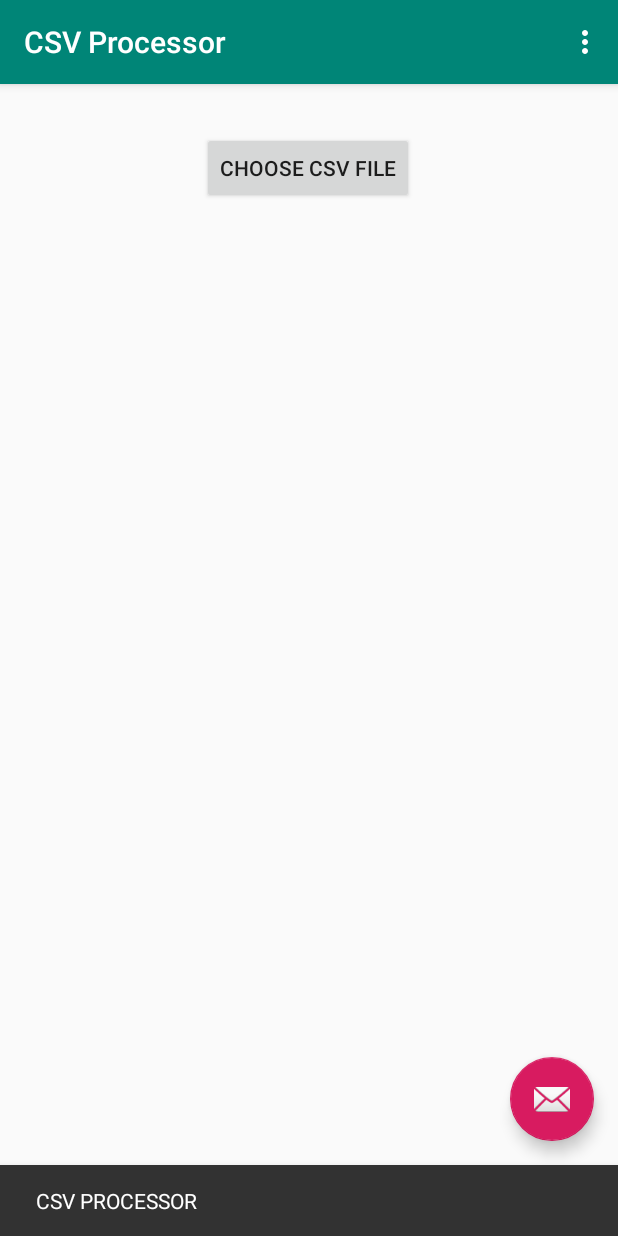
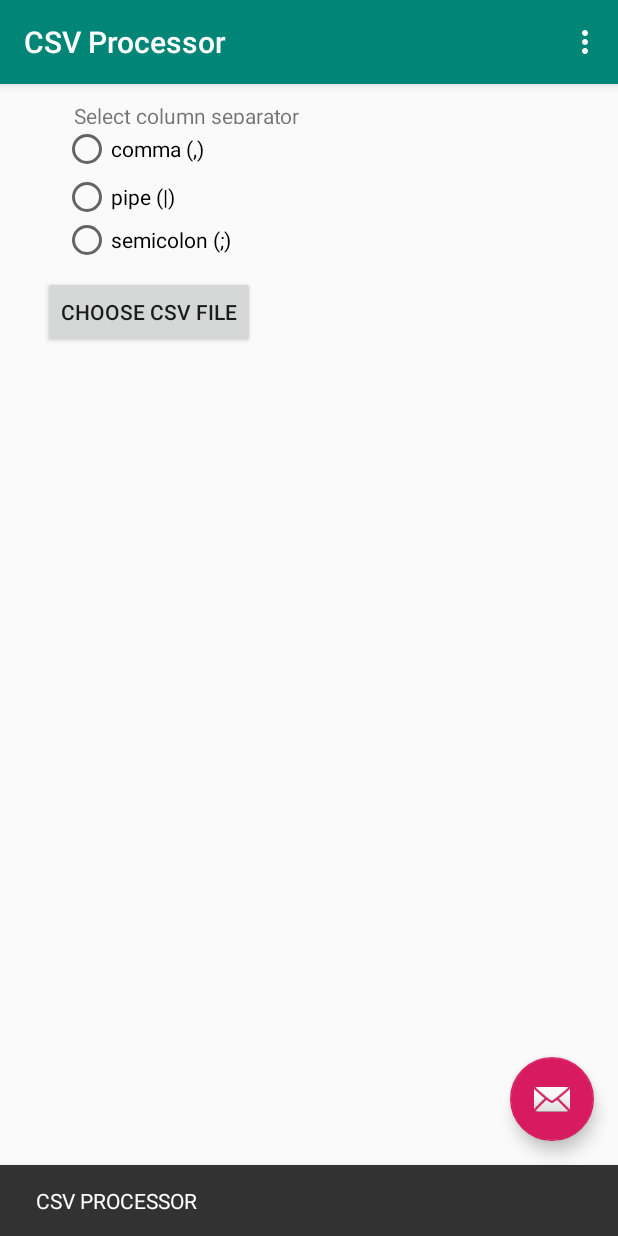
Before and after one commit to leonmuchoki/CSVProcessor, an Android app: the screen it shows after launch (MainActivity), after a tap on "CHOOSE CSV FILE", on a phone screen of 412 x 824 dp. Run offline under Robolectric (Android 15) with nearby library versions, the phone set to English and light mode, and no system bars; libraries missing offline, so code that uses them is left out: com.opencsv; 1 other tap on this screen came first.

Commit message:
feat: dispaly csv data in table layout

```diff
--- a/app/src/main/java/com/muchokileon/csvprocessor/MainActivity.java
+++ b/app/src/main/java/com/muchokileon/csvprocessor/MainActivity.java
@@ -1,5 +1,6 @@
 package com.muchokileon.csvprocessor;
 
+import android.app.ListActivity;
 import android.content.Intent;
 import android.net.Uri;
 import android.os.Bundle;
@@ -10,22 +11,39 @@ import com.google.android.material.snackbar.Snackbar;
 import androidx.appcompat.app.AppCompatActivity;
 import androidx.appcompat.widget.Toolbar;
 
+import android.view.Gravity;
 import android.view.View;
 import android.view.Menu;
 import android.view.MenuItem;
+import android.widget.ArrayAdapter;
 import android.widget.Button;
+import android.widget.ListView;
+import android.widget.RadioButton;
+import android.widget.RadioGroup;
+import android.widget.TableLayout;
+import android.widget.TableRow;
+import android.widget.TextView;
 import android.widget.Toast;
 
+import com.opencsv.CSVParser;
+import com.opencsv.CSVParserBuilder;
 import com.opencsv.CSVReader;
+import com.opencsv.CSVReaderBuilder;
+
 import java.io.IOException;
 import java.io.FileReader;
+import java.util.List;
 
 public class MainActivity extends AppCompatActivity {
 
     public static final int PICKFILE_RESULT_CODE = 1;
-    private Button btnChooseFile;
     private Uri fileUri;
     private String filePath;
+    private String selectedColumnSeparator;
+
+    private Button btnChooseFile;
+    private RadioGroup radioGroupSeparators;
+    private RadioButton radioSeparator;
 
     @Override
     protected void onCreate(Bundle savedInstanceState) {
@@ -34,14 +52,7 @@ public class MainActivity extends AppCompatActivity {
         Toolbar toolbar = findViewById(R.id.toolbar);
         setSupportActionBar(toolbar);
 
-        btnChooseFile = findViewById(R.id.btnChooseFile);
-
-        btnChooseFile.setOnClickListener(new View.OnClickListener() {
-            @Override
-            public void onClick(View view) {
-                openFile("text/*");
-            }
-        });
+        addListenerOnButton();
 
 
         FloatingActionButton fab = findViewById(R.id.fab);
@@ -50,6 +61,32 @@ public class MainActivity extends AppCompatActivity {
             public void onClick(View view) {
                 Snackbar.make(view, "CSV PROCESSOR", Snackbar.LENGTH_LONG)
                         .setAction("Action", null).show();
+            }
+        });
+    }
+
+    public void addListenerOnButton() {
+        radioGroupSeparators = (RadioGroup) findViewById(R.id.radioGroupSeparators);
+        btnChooseFile = findViewById(R.id.btnChooseFile);
+
+        btnChooseFile.setOnClickListener(new View.OnClickListener() {
+            @Override
+            public void onClick(View view) {
+                if (radioGroupSeparators.getCheckedRadioButtonId() == -1) {
+                    Toast.makeText(getApplicationContext(),
+                            "Please select column separator", Toast.LENGTH_SHORT).show();
+                } else {
+                    // get selected radio button from radioGroup
+                    int selectedId = radioGroupSeparators.getCheckedRadioButtonId();
+
+                    // find the radiobutton by returned id
+                    radioSeparator = (RadioButton) findViewById(selectedId);
+
+                    selectedColumnSeparator = radioSeparator.getText().toString();
+
+                    openFile("text/*");
+                }
+
             }
         });
     }
@@ -95,17 +132,40 @@ public class MainActivity extends AppCompatActivity {
         }
     }
 
-    private void readCsvFile(String FilePath) {
+    public void readCsvFile(String FilePath) {
         try {
-            CSVReader reader = new CSVReader(new FileReader(FilePath));
-            String[] nextLine;
-            while ((nextLine = reader.readNext()) != null) {
-                // nextLine[] is an array of values from the line
-                System.out.println(nextLine[0] + nextLine[1] + "etc...");
-                Toast.makeText(getApplicationContext(), nextLine[0] + nextLine[1] + "etc...", Toast.LENGTH_SHORT).show();
-            }
+            CSVParser parser = new CSVParserBuilder().withSeparator(selectedColumnSeparator.charAt(0)).build();
+            CSVReader csvReader = new CSVReaderBuilder(new FileReader(FilePath))
+                    .withCSVParser(parser)
+                    //.withSkipLines(1)
+                    .build();
+
+            List<String[]> allData = csvReader.readAll();
+            retrieveDataAndDisplay(allData);
+
         } catch (IOException e) {
 
+        }
+    }
+
+    private void retrieveDataAndDisplay(List<String[]> allData) {
+        TableLayout table = (TableLayout)findViewById(R.id.table_layout);
+        for (String[] array : allData){
+            for (String s : array){
+                //System.out.println(s.split(","));
+                String[] _sArray = s.split(",");
+                TableRow row = new TableRow(this);
+                for (String s2 : _sArray){
+
+                    TextView tv = new TextView(this);
+                    tv.setText(s2);
+                    //tv.setGravity(Gravity.CENTER_HORIZONTAL);
+                    row.addView(tv);
+
+                }
+                table.addView(row);
+
+            }
         }
     }
 
--- a/app/src/main/res/layout/content_main.xml
+++ b/app/src/main/res/layout/content_main.xml
@@ -14,12 +14,83 @@
         android:layout_height="wrap_content"
         android:layout_marginStart="8dp"
         android:layout_marginLeft="8dp"
-        android:layout_marginTop="32dp"
+        android:layout_marginTop="128dp"
         android:layout_marginEnd="8dp"
         android:layout_marginRight="8dp"
         android:text="@string/choose_file"
         app:layout_constraintEnd_toEndOf="parent"
-        app:layout_constraintHorizontal_bias="0.498"
+        app:layout_constraintHorizontal_bias="0.082"
         app:layout_constraintStart_toStartOf="parent"
         app:layout_constraintTop_toTopOf="parent" />
+
+    <TextView
+        android:id="@+id/textView"
+        android:layout_width="194dp"
+        android:layout_height="15dp"
+        android:layout_marginStart="8dp"
+        android:layout_marginLeft="8dp"
+        android:layout_marginTop="8dp"
+        android:layout_marginEnd="8dp"
+        android:layout_marginRight="8dp"
+        android:layout_marginBottom="8dp"
+        android:text="@string/column_separator"
+        app:layout_constraintBottom_toTopOf="@+id/btnChooseFile"
+        app:layout_constraintEnd_toEndOf="parent"
+        app:layout_constraintHorizontal_bias="0.203"
+        app:layout_constraintStart_toStartOf="parent"
+        app:layout_constraintTop_toTopOf="parent"
+        app:layout_constraintVertical_bias="0.037" />
+
+    <RadioGroup
+        android:id="@+id/radioGroupSeparators"
+        android:layout_width="325dp"
+        android:layout_height="89dp"
+        android:layout_marginStart="8dp"
+        android:layout_marginLeft="8dp"
+        app:layout_constraintBottom_toTopOf="@+id/btnChooseFile"
+        app:layout_constraintEnd_toEndOf="parent"
+        app:layout_constraintHorizontal_bias="0.433"
+        app:layout_constraintStart_toStartOf="parent"
+        app:layout_constraintTop_toBottomOf="@+id/textView"
+        app:layout_constraintVertical_bias="0.081">
+
+        <RadioButton
+            android:id="@+id/radioButtonComma"
+            android:layout_width="164dp"
+            android:layout_height="wrap_content"
+            android:text="@string/comma_separator"
+            tools:layout_editor_absoluteX="124dp"
+            tools:layout_editor_absoluteY="132dp" />
+
+        <RadioButton
+            android:id="@+id/radioButtonPipe"
+            android:layout_width="177dp"
+            android:layout_height="wrap_content"
+            android:text="@string/pipe_separator"
+            tools:layout_editor_absoluteX="124dp"
+            tools:layout_editor_absoluteY="132dp" />
+
+        <RadioButton
+            android:id="@+id/radioButtonSemicolon"
+            android:layout_width="177dp"
+            android:layout_height="wrap_content"
+            android:text="@string/semicolon_separator"
+            tools:layout_editor_absoluteX="124dp"
+            tools:layout_editor_absoluteY="132dp" />
+    </RadioGroup>
+
+    <TableLayout
+        android:id="@+id/table_layout"
+        android:layout_width="404dp"
+        android:layout_height="438dp"
+        android:layout_marginStart="8dp"
+        android:layout_marginLeft="8dp"
+        android:layout_marginTop="4dp"
+
+        app:layout_constraintStart_toStartOf="parent"
+        app:layout_constraintTop_toBottomOf="@+id/btnChooseFile">
+
+    </TableLayout>
+
+
 </androidx.constraintlayout.widget.ConstraintLayout>
--- a/app/src/main/res/values/strings.xml
+++ b/app/src/main/res/values/strings.xml
@@ -2,4 +2,9 @@
     <string name="app_name">CSV Processor</string>
     <string name="action_settings">Settings</string>
     <string name="choose_file">Choose CSV file</string>
+    <string name="chose_file">Choose CSV file</string>
+    <string name="column_separator">Select column separator</string>
+    <string name="comma_separator">comma  (,)</string>
+    <string name="semicolon_separator">semicolon  (;)</string>
+    <string name="pipe_separator">pipe  (|)</string>
 </resources>
```
Also changed, not shown: app/src/main/res/layout/activity_listview.xml (added, +11 -0 lines).
